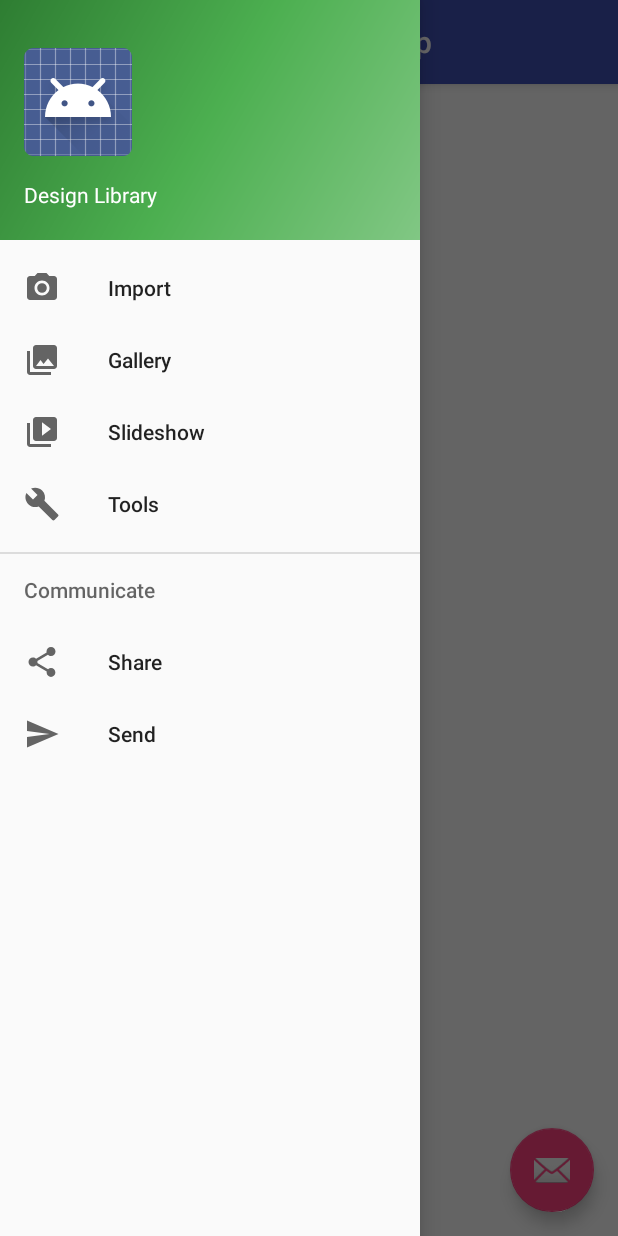
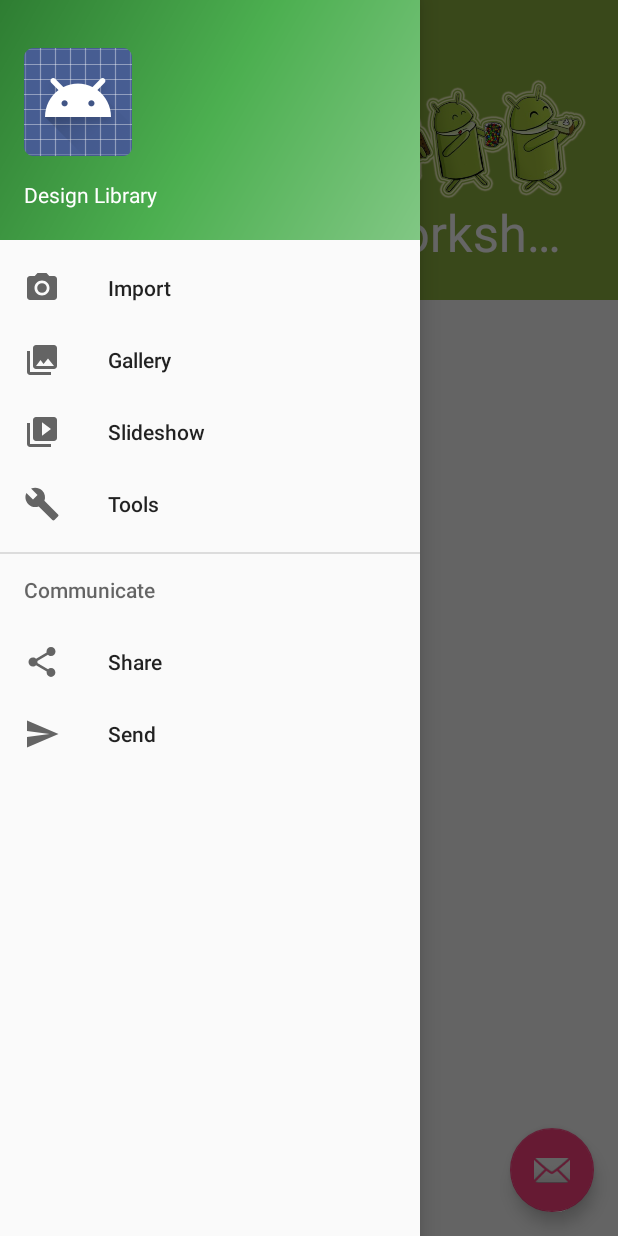
Before and after one commit to OrdonTeam/DesignLibraryWorkshop, an Android app: the screen it shows after launch (MainActivity), with the side drawer open, on a phone screen of 412 x 824 dp. Run offline under Robolectric (Android 15) with nearby library versions, the phone set to English and light mode, and no system bars.

Commit message:
Add Collapsible toolbar layout

```diff
--- a/app/src/main/res/layout/main_activity.xml
+++ b/app/src/main/res/layout/main_activity.xml
@@ -16,10 +16,25 @@
             android:layout_height="wrap_content"
             android:theme="@style/AppTheme.AppBarOverlay">
 
-            <android.support.v7.widget.Toolbar
-                android:id="@+id/toolbar"
+            <android.support.design.widget.CollapsingToolbarLayout
                 android:layout_width="match_parent"
-                android:layout_height="?attr/actionBarSize"/>
+                android:layout_height="wrap_content"
+                app:contentScrim="@color/colorPrimary"
+                app:layout_scrollFlags="scroll|exitUntilCollapsed">
+
+                <ImageView
+                    android:layout_width="match_parent"
+                    android:layout_height="200dp"
+                    android:scaleType="centerCrop"
+                    android:src="@drawable/toolbar_image"
+                    app:layout_collapseMode="parallax"/>
+
+                <android.support.v7.widget.Toolbar
+                    android:id="@+id/toolbar"
+                    android:layout_width="match_parent"
+                    android:layout_height="?attr/actionBarSize"
+                    app:layout_collapseMode="pin"/>
+            </android.support.design.widget.CollapsingToolbarLayout>
         </android.support.design.widget.AppBarLayout>
 
         <android.support.v4.widget.NestedScrollView
```
